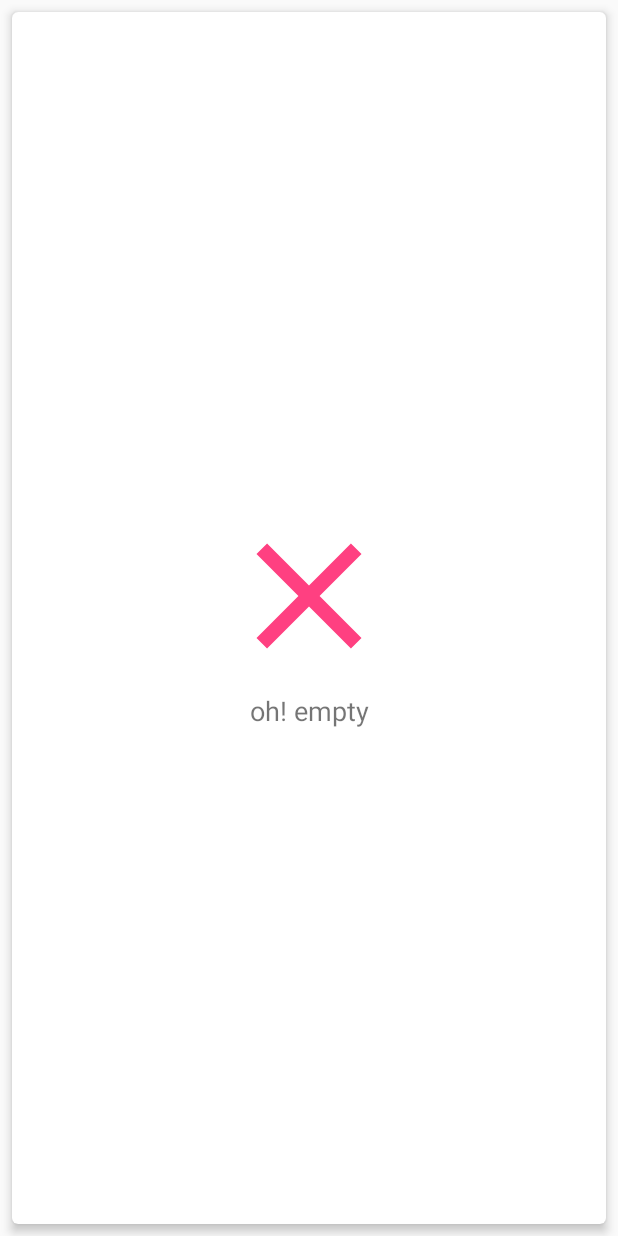
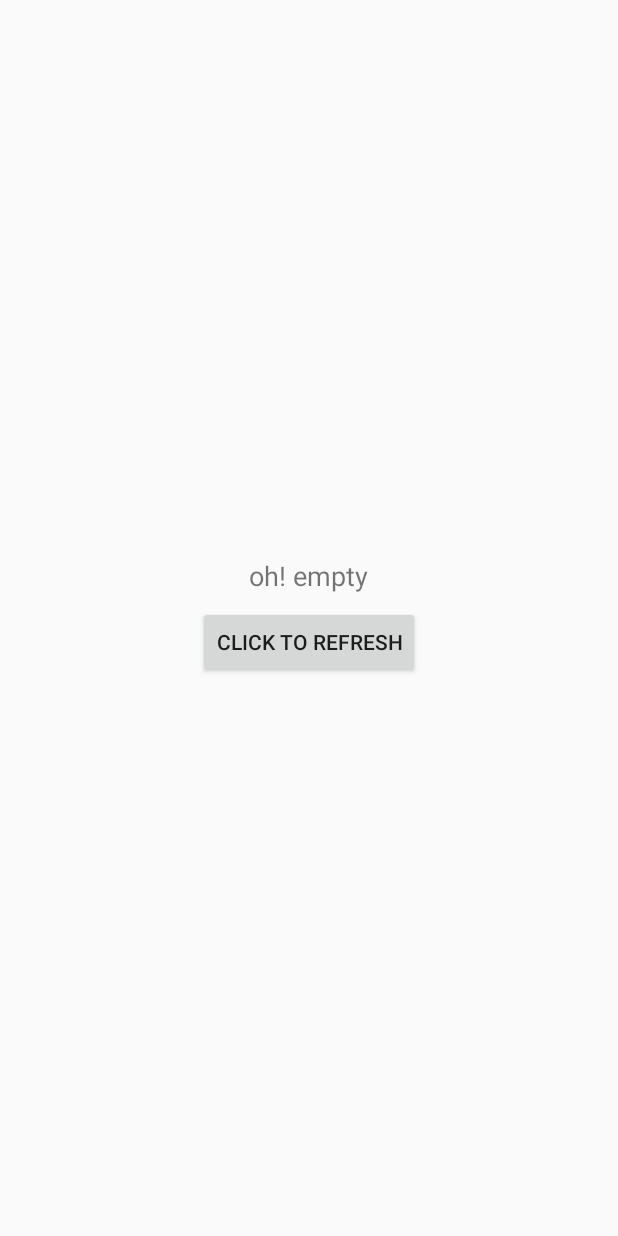
Before and after one commit to Temoa/BaseAdapter, an Android app: the layout item_empty.xml on its own in the app's theme, with its tools: preview values and no code run, on a phone screen of 412 x 824 dp. Run offline under Robolectric (Android 15) with nearby library versions, the phone set to English and light mode, and no system bars.

Commit message:
1修复添加新数据不刷新的问题2添加设置空数据view3修复部分bug

```diff
--- a/app/src/main/res/layout/item_empty.xml
+++ b/app/src/main/res/layout/item_empty.xml
@@ -1,24 +1,20 @@
 <?xml version="1.0" encoding="utf-8"?>
-<android.support.constraint.ConstraintLayout xmlns:android="http://schemas.android.com/apk/res/android"
-    xmlns:app="http://schemas.android.com/apk/res-auto"
+<LinearLayout xmlns:android="http://schemas.android.com/apk/res/android"
     android:layout_width="match_parent"
-    android:layout_height="match_parent">
+    android:layout_height="match_parent"
+    android:gravity="center"
+    android:orientation="vertical">
 
-    <android.support.v7.widget.CardView
-        android:layout_width="match_parent"
-        android:layout_height="match_parent"
-        android:layout_margin="8dp"
-        app:cardCornerRadius="4dp"
-        app:cardElevation="4dp">
+    <TextView
+        android:layout_width="wrap_content"
+        android:layout_height="wrap_content"
+        android:text="@string/empty"
+        android:textSize="18sp" />
 
-        <TextView
-            android:layout_width="wrap_content"
-            android:layout_height="wrap_content"
-            android:layout_gravity="center"
-            android:drawablePadding="4dp"
-            android:drawableTop="@drawable/ic_clear_24dp"
-            android:gravity="center_horizontal"
-            android:text="@string/empty"
-            android:textSize="18sp" />
-    </android.support.v7.widget.CardView>
-</android.support.constraint.ConstraintLayout>
+    <Button
+        android:id="@+id/item_empty_btn"
+        android:layout_width="wrap_content"
+        android:layout_height="wrap_content"
+        android:layout_marginTop="8dp"
+        android:text="@string/click_to_refresh" />
+</LinearLayout>
--- a/app/src/main/res/values/strings.xml
+++ b/app/src/main/res/values/strings.xml
@@ -1,4 +1,5 @@
 <resources>
     <string name="app_name">BaseAdapter</string>
     <string name="empty">oh! empty</string>
+    <string name="click_to_refresh">Click to refresh</string>
 </resources>
--- a/library/src/main/java/me/temoa/base/adapter/BaseAdapter.java
+++ b/library/src/main/java/me/temoa/base/adapter/BaseAdapter.java
@@ -48,7 +48,7 @@ public abstract class BaseAdapter<T> extends RecyclerView.Adapter<BaseViewHolder
 
     public void setNewData(List<T> newItems) {
         mItems = newItems;
-        notifyItemRangeChanged(0, newItems.size());
+        notifyDataSetChanged();
     }
 
     public void addData(List<T> items) {
--- a/library/src/main/java/me/temoa/base/adapter/BaseViewHolder.java
+++ b/library/src/main/java/me/temoa/base/adapter/BaseViewHolder.java
@@ -11,6 +11,7 @@ import android.widget.TextView;
  * Created by Temoa
  * on 2016/8/1 18:28
  */
+@SuppressWarnings("unused")
 public class BaseViewHolder extends RecyclerView.ViewHolder {
 
     private SparseArray<View> mViews;
--- a/library/src/main/java/me/temoa/base/adapter/helper/HeaderFooterHelperAdapter.java
+++ b/library/src/main/java/me/temoa/base/adapter/helper/HeaderFooterHelperAdapter.java
@@ -1,7 +1,6 @@
 package me.temoa.base.adapter.helper;
 
 import android.support.annotation.NonNull;
-import android.support.v7.widget.LinearLayoutManager;
 import android.support.v7.widget.RecyclerView;
 import android.view.View;
 import android.view.ViewGroup;
@@ -87,16 +86,17 @@ public class HeaderFooterHelperAdapter extends RecyclerView.Adapter<BaseViewHold
             return mInnerAdapter.getItemViewType(position - getHeaderCount());
     }
 
+    @SuppressWarnings("unchecked")
     @Override
     public void onViewAttachedToWindow(BaseViewHolder holder) {
-        super.onViewAttachedToWindow(holder);
+        mInnerAdapter.onViewAttachedToWindow(holder);
         LayoutFullSpanUtils.fixStaggeredGridLayoutFullSpanView(this, holder, Constants.VIEW_TYPE_HEADER);
         LayoutFullSpanUtils.fixStaggeredGridLayoutFullSpanView(this, holder, Constants.VIEW_TYPE_FOOTER);
     }
 
     @Override
     public void onAttachedToRecyclerView(RecyclerView recyclerView) {
-        super.onAttachedToRecyclerView(recyclerView);
+        mInnerAdapter.onAttachedToRecyclerView(recyclerView);
         final RecyclerView.LayoutManager layoutManager = recyclerView.getLayoutManager();
         LayoutFullSpanUtils.fixGridLayoutFullSpanView(this, layoutManager, Constants.VIEW_TYPE_HEADER);
         LayoutFullSpanUtils.fixGridLayoutFullSpanView(this, layoutManager, Constants.VIEW_TYPE_FOOTER);
--- a/library/src/main/java/me/temoa/base/adapter/helper/LoadMoreHelperAdapter.java
+++ b/library/src/main/java/me/temoa/base/adapter/helper/LoadMoreHelperAdapter.java
@@ -95,9 +95,10 @@ public class LoadMoreHelperAdapter extends RecyclerView.Adapter<BaseViewHolder>
         }
     }
 
+    @SuppressWarnings("unchecked")
     @Override
     public void onViewAttachedToWindow(BaseViewHolder holder) {
-        super.onViewAttachedToWindow(holder);
+        mInnerAdapter.onViewAttachedToWindow(holder);
         if (isOpenLoadMore) {
             LayoutFullSpanUtils.fixStaggeredGridLayoutFullSpanView(this, holder, Constants.VIEW_TYPE_LOAD);
         }
@@ -105,7 +106,7 @@ public class LoadMoreHelperAdapter extends RecyclerView.Adapter<BaseViewHolder>
 
     @Override
     public void onAttachedToRecyclerView(RecyclerView recyclerView) {
-        super.onAttachedToRecyclerView(recyclerView);
+        mInnerAdapter.onAttachedToRecyclerView(recyclerView);
         final RecyclerView.LayoutManager layoutManager = recyclerView.getLayoutManager();
         if (isOpenLoadMore) {
             LayoutFullSpanUtils.fixGridLayoutFullSpanView(this, layoutManager, Constants.VIEW_TYPE_LOAD);
```
Also changed, not shown: app/src/main/java/me/temoa/baseadapter/activity/SimpleItemActivity.java (+15 -8 lines), library/src/main/java/me/temoa/base/adapter/helper/EmptyHelperAdapter.java (+35 -3 lines).
